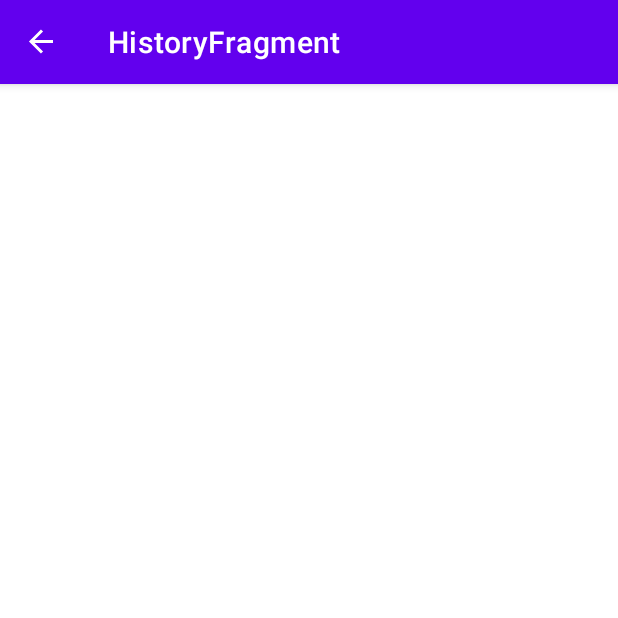
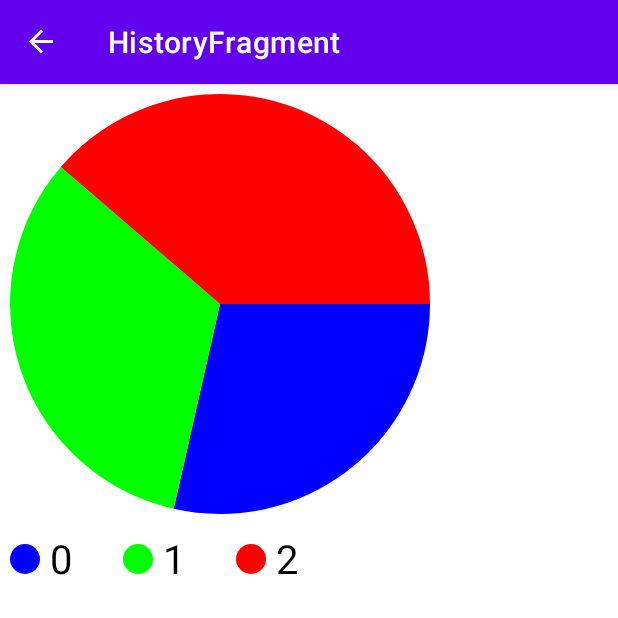
Before and after one commit to FelberMartin/DartApp, an Android app: the HistoryFragment screen opened through its navigation route, on a phone screen of 412 x 824 dp, the top half of it. Run offline under Robolectric (Android 15) with nearby library versions, the light colour scheme and no system bars; our stand-ins replace Room's generated code, navigation-ui.

Commit message:
Legend for charts

```diff
--- a/app/src/main/java/com/example/dartapp/HistoryFragment.kt
+++ b/app/src/main/java/com/example/dartapp/HistoryFragment.kt
@@ -41,6 +41,8 @@ class HistoryFragment : Fragment() {
         binding.recyclerView.adapter = adapter
         binding.recyclerView.layoutManager = LinearLayoutManager(context)
 
+        binding.legend.linkedChart = binding.chart
+
         return binding.root
     }
 
--- a/app/src/main/java/com/example/dartapp/views/chart/Chart.kt
+++ b/app/src/main/java/com/example/dartapp/views/chart/Chart.kt
@@ -14,9 +14,9 @@ abstract class Chart @JvmOverloads constructor(
     defStyleAttr: Int = 0
 ) : View(context, attrs, defStyleAttr) {
 
-    protected var colorManager = ColorManager()
+    abstract var data: DataSet
+
+    var colorManager = ColorManager()
 
 
-    abstract var data: DataSet
-
 }
--- a/app/src/main/java/com/example/dartapp/views/chart/ColorManager.kt
+++ b/app/src/main/java/com/example/dartapp/views/chart/ColorManager.kt
@@ -9,7 +9,7 @@ class ColorManager {
         Color.MAGENTA, Color.YELLOW)
 
     fun get(index: Int) : Int {
-        return list[index]
+        return list[index % list.size]
     }
 
 }
--- a/app/src/main/java/com/example/dartapp/views/chart/DataSet.kt
+++ b/app/src/main/java/com/example/dartapp/views/chart/DataSet.kt
@@ -20,12 +20,23 @@ class DataSet(c: MutableCollection<out DataPoint>) : ArrayList<DataPoint>(c) {
     var dataPointXType: Type = Type.STRING
 
     companion object Generator {
-        fun randomNumbered(count: Int = 4, min: Double = 0.0, max: Double = 100.0) : DataSet {
+
+        private val names = listOf("Apple Pie", "Silly StackOverflow questions", "Litre of Wine",
+            "Fluffy Dogs", "Pfannenkuchen", "Uwu", "Money", "Kilos of Elaphant's shit", "Hours")
+
+
+        fun random(type: Type = Type.NUMBER, count: Int = 4, min: Double = 0.0, max: Double = 100.0) : DataSet {
             var data = DataSet()
-            data.dataPointXType = Type.NUMBER
+            data.dataPointXType = type
+
             for (i in 0 until count) {
                 val rnd = Random.nextDouble(min, max)
-                data.add(DataPoint(i, rnd))
+
+                if (type == Type.STRING) {
+                    val name = names[Random.nextInt(names.size)]
+                    data.add(DataPoint(name, rnd))
+                } else
+                    data.add(DataPoint(i, rnd))
             }
 
             return data
--- /dev/null
+++ b/app/src/main/java/com/example/dartapp/views/chart/Legend.kt
@@ -0,0 +1,140 @@
+package com.example.dartapp.views.chart
+
+import android.content.Context
+import android.graphics.Canvas
+import android.graphics.Color
+import android.graphics.Paint
+import android.util.AttributeSet
+import android.util.Log
+import android.view.View
+import kotlin.math.ceil
+import kotlin.math.floor
+
+private const val INDICATOR_RADIUS = 15f
+private const val INDICATOR_WIDTH = 25f
+private const val OFFSET = 10f
+
+class Legend @JvmOverloads constructor(
+    context: Context,
+    attrs: AttributeSet? = null,
+    defStyleAttr: Int = 0
+) : View(context, attrs, defStyleAttr) {
+
+    enum class Mode {
+        STACKED, AUTO_COLUMNED
+    }
+
+    var mode = Mode.AUTO_COLUMNED
+        set(value) {
+            field = value
+            recalculateColumns()
+        }
+    private var columns: Int = 1
+
+    var linkedChart: Chart? = null
+        set(value) {
+            field = value
+            invalidate()
+            initLabels()
+        }
+
+    private var labels: ArrayList<String> = ArrayList()
+
+    private var indicatorPaint = Paint().apply {
+        isAntiAlias = true
+    }
+
+    private var textPaint = Paint().apply {
+        isAntiAlias = true
+        color = Color.BLACK
+        textSize = 40f
+    }
+
+    private var textSize = 20f
+        set(value) {
+            field = value
+            textPaint.textSize = field
+        }
+
+    private var labelSpacingVertically = 40f
+        get() = textSize * 2
+
+    private var labelMinSpacingHorizontally = 40f
+
+
+    init {
+        if (isInEditMode) {
+            var chart = PieChart(context)
+            chart.data = DataSet.random(type = DataSet.Type.STRING, count = 9)
+            linkedChart = chart
+        }
+    }
+
+
+
+    override fun onSizeChanged(w: Int, h: Int, oldw: Int, oldh: Int) {
+        super.onSizeChanged(w, h, oldw, oldh)
+
+        recalculateColumns()
+    }
+
+    private fun initLabels() {
+        labels = ArrayList()
+        linkedChart?.data?.forEach {
+            labels.add(it.x.toString())
+        }
+
+        recalculateColumns()
+    }
+
+    private fun recalculateColumns() {
+        if (mode == Mode.STACKED) return
+        if (labels.size == 0) return
+
+        val maxLabelWidth = labels.maxOf { string -> textPaint.measureText(string) }
+        val maxEntryWidth = maxLabelWidth + INDICATOR_WIDTH
+        var neededWidth = maxEntryWidth
+
+        columns = 0
+        while (neededWidth <= width) {
+            neededWidth += labelMinSpacingHorizontally + maxEntryWidth
+            columns++
+        }
+
+        if (columns == 0) {
+            Log.e("Chart Legend", "The labels cannot fit into the given width")
+        }
+
+        // TODO move this to onMeasure()
+        // TODO for testing make Stats with TabsHost
+        val rows = ceil(labels.size / columns.toDouble())
+        val requiredHeight = 2 * OFFSET + labelSpacingVertically * rows
+
+        setMeasuredDimension(width, requiredHeight.toInt())
+    }
+
+    override fun onDraw(canvas: Canvas) {
+        super.onDraw(canvas)
+
+        if (linkedChart == null) return
+
+        canvas.translate(OFFSET, OFFSET)
+        val columnSpacing = INDICATOR_WIDTH + (width / columns)
+
+        for ((index, string) in labels.withIndex()) {
+            val row: Int = index / columns
+            val column = index % columns
+
+            var x: Float = INDICATOR_RADIUS + column * columnSpacing
+            var y: Float = INDICATOR_RADIUS + row * labelSpacingVertically
+
+            indicatorPaint.color = linkedChart!!.colorManager.get(index)
+            canvas.drawCircle(x, y, INDICATOR_RADIUS, indicatorPaint)
+
+            x += INDICATOR_WIDTH
+            y += INDICATOR_RADIUS
+
+            canvas.drawText(string, x, y, textPaint)
+        }
+    }
+}
--- a/app/src/main/java/com/example/dartapp/views/chart/PieChart.kt
+++ b/app/src/main/java/com/example/dartapp/views/chart/PieChart.kt
@@ -30,8 +30,8 @@ class PieChart @JvmOverloads constructor(
     }
 
     init {
-        if (isInEditMode) {
-            data = DataSet.Generator.randomNumbered(count=3)
+        if (true) {
+            data = DataSet.Generator.random(count=3)
         }
     }
 
--- a/app/src/main/res/layout/fragment_history.xml
+++ b/app/src/main/res/layout/fragment_history.xml
@@ -9,15 +9,27 @@
         android:id="@+id/chart"
         android:layout_width="300dp"
         android:layout_height="300dp"
+        app:layout_constraintTop_toTopOf="parent"
+        app:layout_constraintLeft_toLeftOf="parent"
         />
+
+    <com.example.dartapp.views.chart.Legend
+        android:id="@+id/legend"
+        android:layout_width="wrap_content"
+        android:layout_height="wrap_content"
+        app:layout_constraintEnd_toEndOf="parent"
+        app:layout_constraintLeft_toLeftOf="@id/chart"
+        app:layout_constraintStart_toStartOf="parent"
+        app:layout_constraintTop_toBottomOf="@id/chart" />
 
     <androidx.recyclerview.widget.RecyclerView
         android:id="@+id/recyclerView"
         android:layout_width="match_parent"
         android:layout_height="wrap_content"
-        app:layout_constraintTop_toBottomOf="@id/chart"
+        app:layout_constraintTop_toBottomOf="@id/legend"
         app:layout_constraintEnd_toEndOf="parent"
         app:layout_constraintStart_toStartOf="parent"
         android:layout_margin="@dimen/spacing_medium"
         tools:layout_editor_absoluteY="1dp" />
+
 </androidx.constraintlayout.widget.ConstraintLayout>
```
